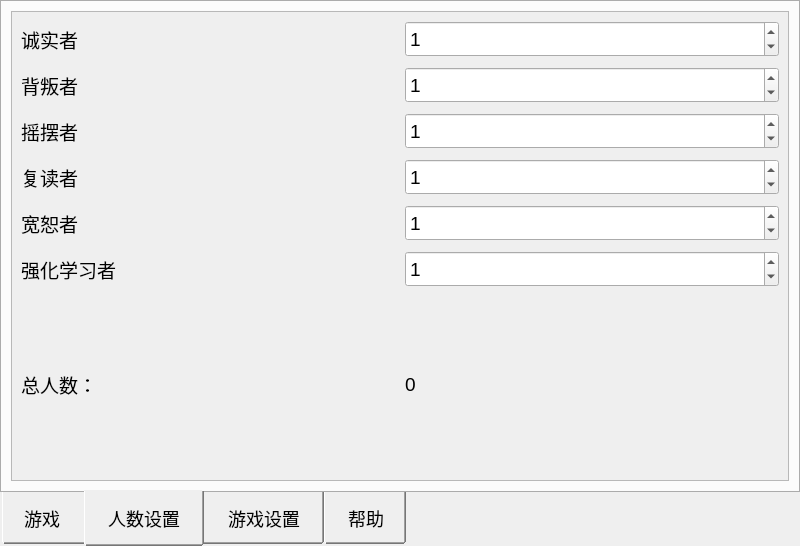
This is ui/gambling.ui in Sam-ie/Gambling as Qt 5 draws it before an edit. The edited form follows.
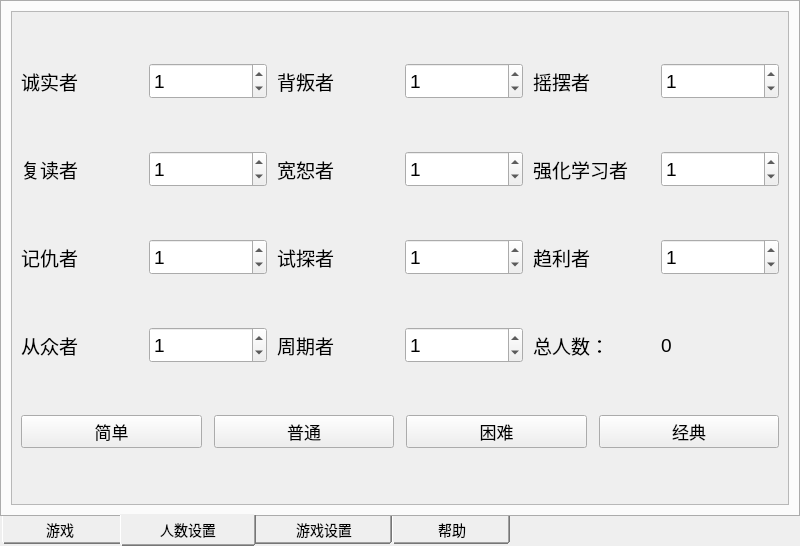
This is the edited form. The open tabs and pages were chosen to show the change.

```diff
--- a/ui/gambling.ui
+++ b/ui/gambling.ui
@@ -38,7 +38,7 @@
        </font>
       </property>
       <property name="styleSheet">
-       <string notr="true">QTabBar::tab { font-size: 18px; height: 48px; min-width: 60px; padding: 4px 12px; }</string>
+       <string notr="true">QTabBar::tab { font-size: 14px; height: 32px; min-width: 80px; padding: 0px 20px; }</string>
       </property>
       <property name="tabPosition">
        <enum>QTabWidget::TabPosition::South</enum>
@@ -391,11 +391,11 @@
              <height>462</height>
             </rect>
            </property>
-           <layout class="QVBoxLayout" name="verticalLayout_4">
+           <layout class="QGridLayout" name="gridLayout_NPC">
             <property name="spacing">
              <number>10</number>
             </property>
-            <item>
+            <item row="0" column="0">
              <layout class="QHBoxLayout" name="horizontalLayout">
               <item>
                <widget class="QLabel" name="label">
@@ -435,7 +435,7 @@
               </item>
              </layout>
             </item>
-            <item>
+            <item row="0" column="1">
              <layout class="QHBoxLayout" name="horizontalLayout_2">
               <item>
                <widget class="QLabel" name="label_5">
@@ -475,7 +475,7 @@
               </item>
              </layout>
             </item>
-            <item>
+            <item row="0" column="2">
              <layout class="QHBoxLayout" name="horizontalLayout_3">
               <item>
                <widget class="QLabel" name="label_6">
@@ -515,7 +515,7 @@
               </item>
              </layout>
             </item>
-            <item>
+            <item row="1" column="0">
              <layout class="QHBoxLayout" name="horizontalLayout_4">
               <item>
                <widget class="QLabel" name="label_7">
@@ -555,7 +555,7 @@
               </item>
              </layout>
             </item>
-            <item>
+            <item row="1" column="1">
              <layout class="QHBoxLayout" name="horizontalLayout_5">
               <item>
                <widget class="QLabel" name="label_9">
@@ -595,7 +595,7 @@
               </item>
              </layout>
             </item>
-            <item>
+            <item row="1" column="2">
              <layout class="QHBoxLayout" name="horizontalLayout_6">
               <item>
                <widget class="QLabel" name="label_8">
@@ -635,7 +635,207 @@
               </item>
              </layout>
             </item>
-            <item>
+            <item row="2" column="0">
+             <layout class="QHBoxLayout" name="horizontalLayout_8">
+              <item>
+               <widget class="QLabel" name="label_11">
+                <property name="minimumSize">
+                 <size>
+                  <width>0</width>
+                  <height>36</height>
+                 </size>
+                </property>
+                <property name="font">
+                 <font>
+                  <pointsize>14</pointsize>
+                 </font>
+                </property>
+                <property name="text">
+                 <string>记仇者</string>
+                </property>
+               </widget>
+              </item>
+              <item>
+               <widget class="QSpinBox" name="spinGrudgerCount">
+                <property name="minimumSize">
+                 <size>
+                  <width>80</width>
+                  <height>36</height>
+                 </size>
+                </property>
+                <property name="font">
+                 <font>
+                  <pointsize>14</pointsize>
+                 </font>
+                </property>
+                <property name="value">
+                 <number>1</number>
+                </property>
+               </widget>
+              </item>
+             </layout>
+            </item>
+            <item row="2" column="1">
+             <layout class="QHBoxLayout" name="horizontalLayout_9">
+              <item>
+               <widget class="QLabel" name="label_12">
+                <property name="minimumSize">
+                 <size>
+                  <width>0</width>
+                  <height>36</height>
+                 </size>
+                </property>
+                <property name="font">
+                 <font>
+                  <pointsize>14</pointsize>
+                 </font>
+                </property>
+                <property name="text">
+                 <string>试探者</string>
+                </property>
+               </widget>
+              </item>
+              <item>
+               <widget class="QSpinBox" name="spinDetectiveCount">
+                <property name="minimumSize">
+                 <size>
+                  <width>80</width>
+                  <height>36</height>
+                 </size>
+                </property>
+                <property name="font">
+                 <font>
+                  <pointsize>14</pointsize>
+                 </font>
+                </property>
+                <property name="value">
+                 <number>1</number>
+                </property>
+               </widget>
+              </item>
+             </layout>
+            </item>
+            <item row="2" column="2">
+             <layout class="QHBoxLayout" name="horizontalLayout_10">
+              <item>
+               <widget class="QLabel" name="label_13">
+                <property name="minimumSize">
+                 <size>
+                  <width>0</width>
+                  <height>36</height>
+                 </size>
+                </property>
+                <property name="font">
+                 <font>
+                  <pointsize>14</pointsize>
+                 </font>
+                </property>
+                <property name="text">
+                 <string>趋利者</string>
+                </property>
+               </widget>
+              </item>
+              <item>
+               <widget class="QSpinBox" name="spinPavlovCount">
+                <property name="minimumSize">
+                 <size>
+                  <width>80</width>
+                  <height>36</height>
+                 </size>
+                </property>
+                <property name="font">
+                 <font>
+                  <pointsize>14</pointsize>
+                 </font>
+                </property>
+                <property name="value">
+                 <number>1</number>
+                </property>
+               </widget>
+              </item>
+             </layout>
+            </item>
+            <item row="3" column="0">
+             <layout class="QHBoxLayout" name="horizontalLayout_11">
+              <item>
+               <widget class="QLabel" name="label_14">
+                <property name="minimumSize">
+                 <size>
+                  <width>0</width>
+                  <height>36</height>
+                 </size>
+                </property>
+                <property name="font">
+                 <font>
+                  <pointsize>14</pointsize>
+                 </font>
+                </property>
+                <property name="text">
+                 <string>从众者</string>
+                </property>
+               </widget>
+              </item>
+              <item>
+               <widget class="QSpinBox" name="spinMajorityCount">
+                <property name="minimumSize">
+                 <size>
+                  <width>80</width>
+                  <height>36</height>
+                 </size>
+                </property>
+                <property name="font">
+                 <font>
+                  <pointsize>14</pointsize>
+                 </font>
+                </property>
+                <property name="value">
+                 <number>1</number>
+                </property>
+               </widget>
+              </item>
+             </layout>
+            </item>
+            <item row="3" column="1">
+             <layout class="QHBoxLayout" name="horizontalLayout_12">
+              <item>
+               <widget class="QLabel" name="label_15">
+                <property name="minimumSize">
+                 <size>
+                  <width>0</width>
+                  <height>36</height>
+                 </size>
+                </property>
+                <property name="font">
+                 <font>
+                  <pointsize>14</pointsize>
+                 </font>
+                </property>
+                <property name="text">
+                 <string>周期者</string>
+                </property>
+               </widget>
+              </item>
+              <item>
+               <widget class="QSpinBox" name="spinPeriodicCount">
+                <property name="minimumSize">
+                 <size>
+                  <width>80</width>
+                  <height>36</height>
+                 </size>
+                </property>
+                <property name="font">
+                 <font>
+                  <pointsize>14</pointsize>
+                 </font>
+                </property>
+                <property name="value">
+                 <number>1</number>
+                </property>
+               </widget>
+              </item>
+             </layout>
+            </item>
+            <item row="3" column="2">
              <layout class="QHBoxLayout" name="horizontalLayout_7">
               <item>
                <widget class="QLabel" name="label_10">
@@ -669,6 +869,85 @@
               </item>
              </layout>
             </item>
+            <item row="4" column="0" colspan="3">
+             <layout class="QHBoxLayout" name="presetLayout">
+              <property name="spacing">
+               <number>12</number>
+              </property>
+              <item>
+               <widget class="QPushButton" name="btnPresetEasy">
+                <property name="minimumSize">
+                 <size>
+                  <width>0</width>
+                  <height>32</height>
+                 </size>
+                </property>
+                <property name="font">
+                 <font>
+                  <pointsize>13</pointsize>
+                 </font>
+                </property>
+                <property name="text">
+                 <string>简单</string>
+                </property>
+               </widget>
+              </item>
+              <item>
+               <widget class="QPushButton" name="btnPresetNormal">
+                <property name="minimumSize">
+                 <size>
+                  <width>0</width>
+                  <height>32</height>
+                 </size>
+                </property>
+                <property name="font">
+                 <font>
+                  <pointsize>13</pointsize>
+                 </font>
+                </property>
+                <property name="text">
+                 <string>普通</string>
+                </property>
+               </widget>
+              </item>
+              <item>
+               <widget class="QPushButton" name="btnPresetHard">
+                <property name="minimumSize">
+                 <size>
+                  <width>0</width>
+                  <height>32</height>
+                 </size>
+                </property>
+                <property name="font">
+                 <font>
+                  <pointsize>13</pointsize>
+                 </font>
+                </property>
+                <property name="text">
+                 <string>困难</string>
+                </property>
+               </widget>
+              </item>
+              <item>
+               <widget class="QPushButton" name="btnPresetClassic">
+                <property name="minimumSize">
+                 <size>
+                  <width>0</width>
+                  <height>32</height>
+                 </size>
+                </property>
+                <property name="font">
+                 <font>
+                  <pointsize>13</pointsize>
+                 </font>
+                </property>
+                <property name="text">
+                 <string>经典</string>
+                </property>
+               </widget>
+              </item>
+             </layout>
+            </item>
            </layout>
           </widget>
          </widget>
```
Left out of the diff: 98 changed lines with no effect on the pictures.
